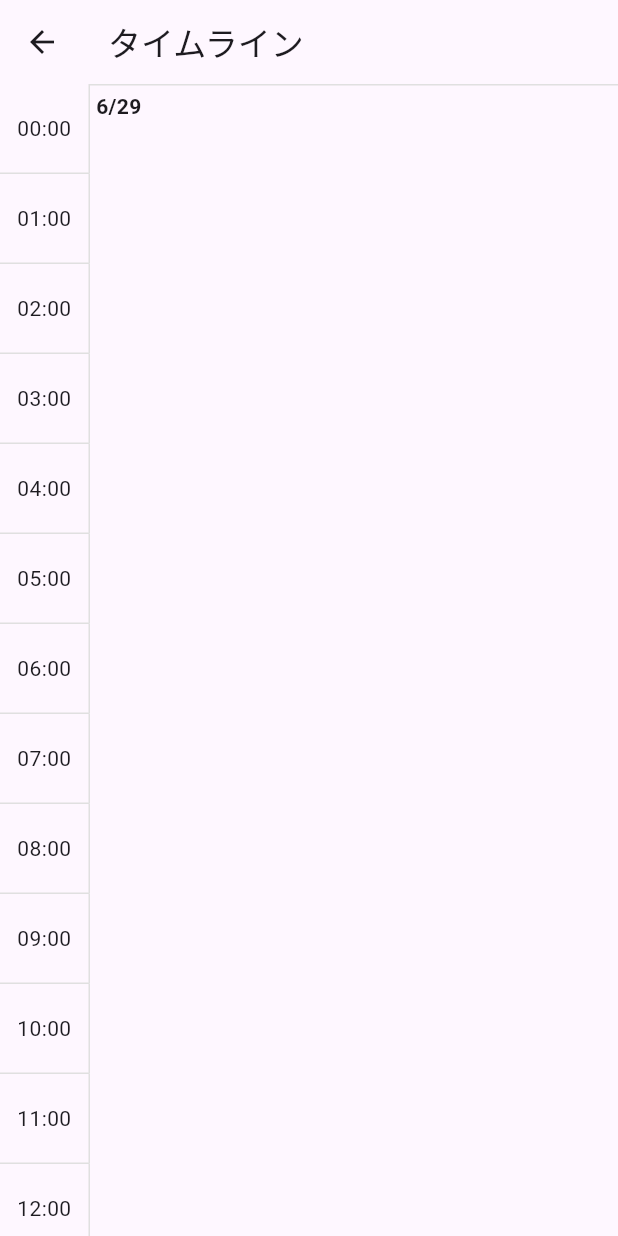
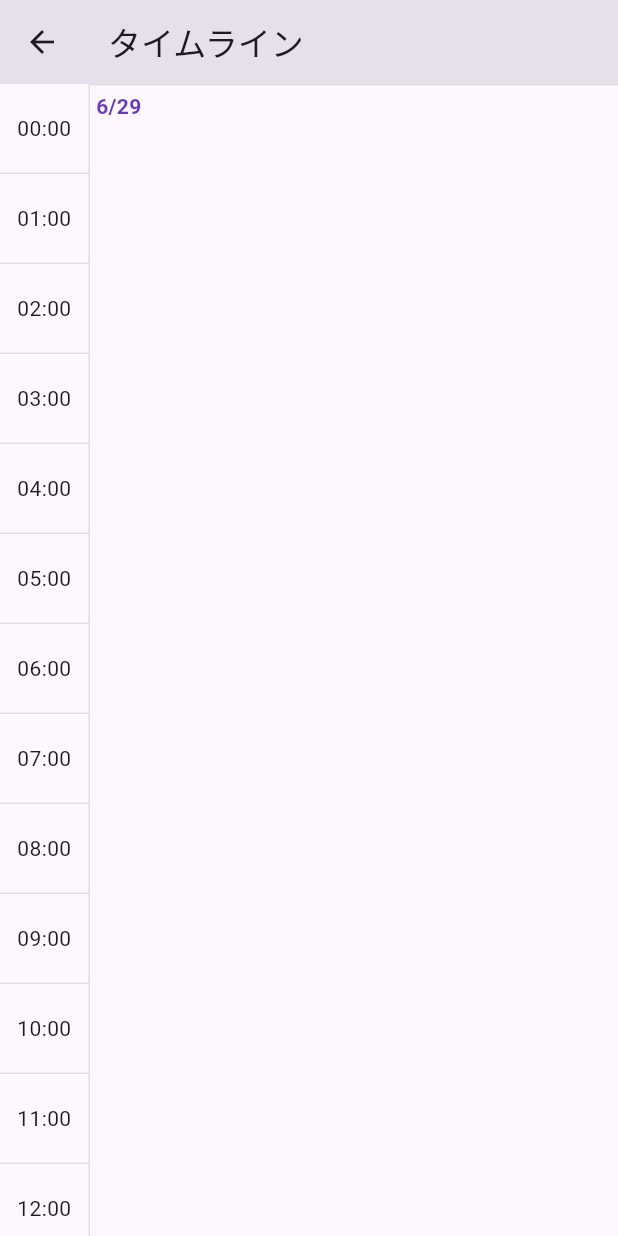
Before and after one commit to otonasi-muonn/schedule-share-app, a Flutter app: the TimelineViewScreen screen opened directly, on a phone screen of 412 x 824 dp. Run offline on Flutter 3.47's test engine with Material 3 defaults, Android fonts, the phone set to English and light mode, and no system bars; our stand-ins replace cloud_firestore, firebase_auth, firebase_core, table_calendar; accounts and stored records are empty.

Commit message:
feat: タイムラインビューで過去の日付も表示できるように改善

```diff
--- a/lib/presentation/timeline_view/timeline_view_screen.dart
+++ b/lib/presentation/timeline_view/timeline_view_screen.dart
@@ -8,12 +8,39 @@
 }
 
 class _TimelineViewScreenState extends State<TimelineViewScreen> {
-  final ScrollController _scrollController = ScrollController();
-  final double _hourHeight = 60.0; // 1時間あたりの高さを定義
+  // --- MODIFIED! 2つのスクロールコントローラーを準備 ---
+  final ScrollController _timeRulerController = ScrollController();
+  final ScrollController _scheduleAreaController = ScrollController();
+  final double _hourHeight = 60.0;
+  final int _totalDays = 730; // 約2年分の日数を定義 (過去1年、未来1年)
+  final int _initialDayIndex = 365; // リストの中での「今日」のインデックス
+
+  @override
+  void initState() {
+    super.initState();
+    // 2つのリストのスクロールを同期させる
+    _timeRulerController.addListener(() {
+      if (_scheduleAreaController.hasClients && _scheduleAreaController.offset != _timeRulerController.offset) {
+        _scheduleAreaController.jumpTo(_timeRulerController.offset);
+      }
+    });
+    _scheduleAreaController.addListener(() {
+      if (_timeRulerController.hasClients && _timeRulerController.offset != _scheduleAreaController.offset) {
+        _timeRulerController.jumpTo(_scheduleAreaController.offset);
+      }
+    });
+
+    // --- NEW! 画面が開いたときに、「今日」の位置までスクロールする ---
+    WidgetsBinding.instance.addPostFrameCallback((_) {
+      final initialOffset = _initialDayIndex * _hourHeight * 24;
+      _scheduleAreaController.jumpTo(initialOffset);
+    });
+  }
 
   @override
   void dispose() {
-    _scrollController.dispose();
+    _timeRulerController.dispose();
+    _scheduleAreaController.dispose();
     super.dispose();
   }
 
@@ -25,22 +52,20 @@
       ),
       body: Row(
         children: [
-          // --- 左側の時間軸 ---
           _buildTimeRuler(),
+          Expanded(
+            // --- MODIFIED! 過去の日付も表示できるようにロジックを変更 ---
+            child: ListView.builder(
+              controller: _scheduleAreaController,
+              itemCount: _totalDays,
+              itemBuilder: (context, index) {
+                final startDate = DateTime.now().subtract(Duration(days: _initialDayIndex));
+                final day = startDate.add(Duration(days: index));
 
-          // --- 右側の予定を描画するスクロールエリア ---
-          Expanded(
-            child: ListView.builder(
-              controller: _scrollController,
-              itemCount: 7, // とりあえず7日分表示
-              itemBuilder: (context, index) {
-                final day = DateTime.now().add(Duration(days: index));
                 return Container(
-                  height: _hourHeight * 24, // 1日分の高さ
+                  height: _hourHeight * 24,
                   decoration: BoxDecoration(
-                    border: Border(
-                      top: BorderSide(color: Colors.grey.shade300),
-                    ),
+                    border: Border(top: BorderSide(color: Colors.grey.shade300)),
                   ),
                   child: Align(
                     alignment: Alignment.topLeft,
@@ -48,11 +73,14 @@
                       padding: const EdgeInsets.all(4.0),
                       child: Text(
                         '${day.month}/${day.day}',
-                        style: const TextStyle(fontWeight: FontWeight.bold),
+                        style: TextStyle(
+                          fontWeight: FontWeight.bold,
+                          // 今日の日付を分かりやすくする
+                          color: DateUtils.isSameDay(day, DateTime.now()) ? Colors.deepPurple : null,
+                        ),
                       ),
                     ),
                   ),
-                  // TODO: ここに後で、Stackを使って予定ブロックを重ねて描画します
                 );
               },
             ),
@@ -62,15 +90,15 @@
     );
   }
 
-  // --- 時間軸を生成するウィジェット ---
   Widget _buildTimeRuler() {
     return SizedBox(
-      width: 60, // 時間軸の幅
+      width: 60,
       child: ListView.builder(
-        // 右側のリストとスクロールを同期させる
-        controller: _scrollController,
-        itemCount: 24, // 24時間分
+        controller: _timeRulerController,
+        // --- MODIFIED! 時間軸も日数分生成する ---
+        itemCount: 24 * _totalDays,
         itemBuilder: (context, index) {
+          final hour = index % 24;
           return Container(
             height: _hourHeight,
             decoration: BoxDecoration(
@@ -81,7 +109,7 @@
             ),
             child: Center(
               child: Text(
-                '${index.toString().padLeft(2, '0')}:00', // 13:00のような24時間表記
+                '${hour.toString().padLeft(2, '0')}:00',
               ),
             ),
           );
```
